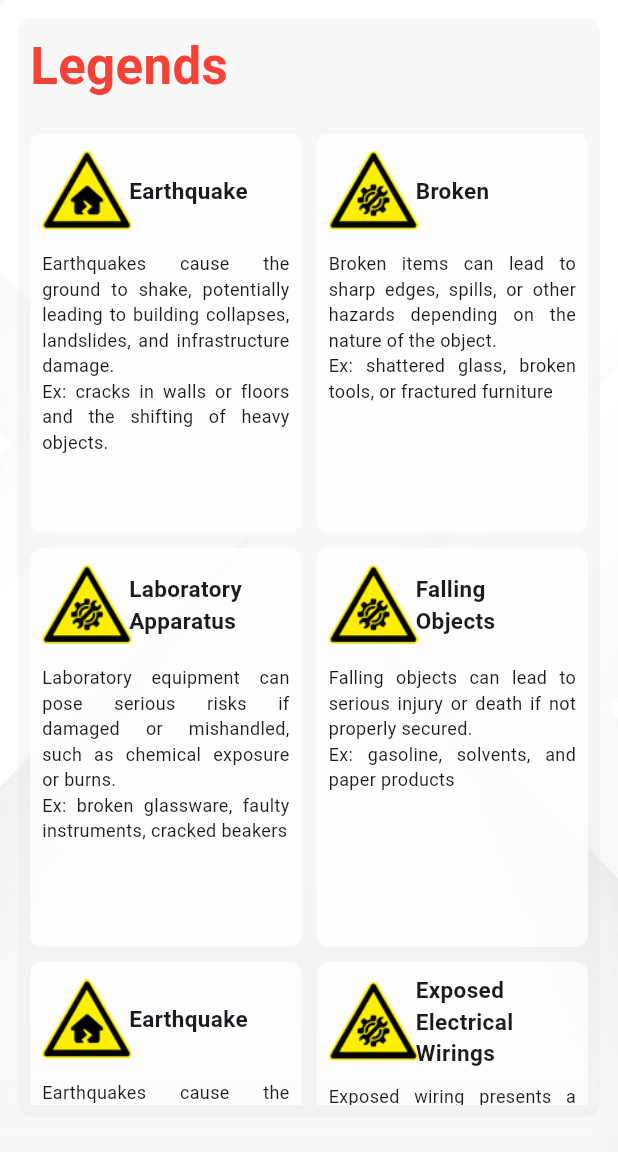
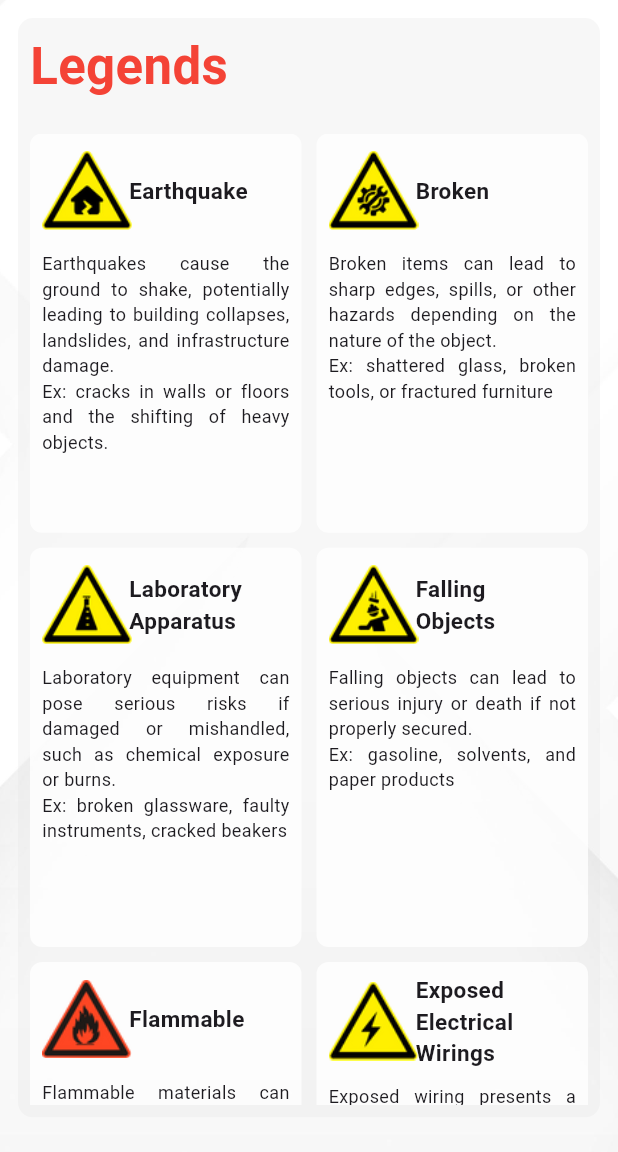
Before and after one commit to Velsariaa/hazmap, a Flutter app: the screen it shows after launch, in the side drawer, after a tap on "Legends", on a phone screen of 412 x 824 dp, the part 84-1236 px from its top. Run offline on Flutter 3.47's test engine with Material 3 defaults, Android fonts, the phone set to English and light mode, and no system bars.

Commit message:
[Added] Legends page assets

```diff
--- a/lib/pages/Legends.dart
+++ b/lib/pages/Legends.dart
@@ -86,19 +86,25 @@ class LegendsPage extends StatelessWidget {
                                     'Broken items can lead to sharp edges, spills, or other hazards depending on the nature of the object.\nEx: shattered glass, broken tools, or fractured furniture';
                                 break;
                               case 2:
-                                imagePath = 'lib/assets/brokenhazard.png';
+                                imagePath = 'lib/assets/laboratoryhazard.png';
                                 title = 'Laboratory Apparatus';
                                 description =
                                     'Laboratory equipment can pose serious risks if damaged or mishandled, such as chemical exposure or burns.\nEx: broken glassware, faulty instruments, cracked beakers';
                                 break;
                               case 3:
-                                imagePath = 'lib/assets/brokenhazard.png';
+                                imagePath = 'lib/assets/fallinghazard.png';
                                 title = 'Falling Objects';
                                 description =
                                     'Falling objects can lead to serious injury or death if not properly secured.\nEx: gasoline, solvents, and paper products';
                                 break;
+                              case 4:
+                                imagePath = 'lib/assets/flammablehazard.png';
+                                title = 'Flammable';
+                                description =
+                                    'Flammable materials can catch fire easily and spread quickly, causing serious damage or injury.\nEx: gasoline, solvents, and paper products';
+                                break;
                               case 5:
-                                imagePath = 'lib/assets/brokenhazard.png';
+                                imagePath = 'lib/assets/exposedelectricalhazard.png';
                                 title = 'Exposed Electrical Wirings';
                                 description =
                                     'Exposed wiring presents a significant risk of electric shock, fires, or electrocution if touched or damaged.\nEx: frayed wires, faulty connections';
--- a/pubspec.yaml
+++ b/pubspec.yaml
@@ -87,7 +87,11 @@ flutter:
     - lib/assets/bioLab.png
     - lib/assets/hazHeader.png
     - lib/assets/2ndfloorevacplan.png
-    - lib/assets/3rdfloorevacplan.png
+    - lib/assets/exposedelectricalhazard.png
+    - lib/assets/fallinghazard.png
+    - lib/assets/flammablehazard.png
+    - lib/assets/laboratoryhazard.png
+
 
 
 
```
Also changed, not shown: lib/assets/exposedelectricalhazard.png (added), lib/assets/fallinghazard.png (added), lib/assets/flammablehazard.png (added), lib/assets/laboratoryhazard.png (added).
